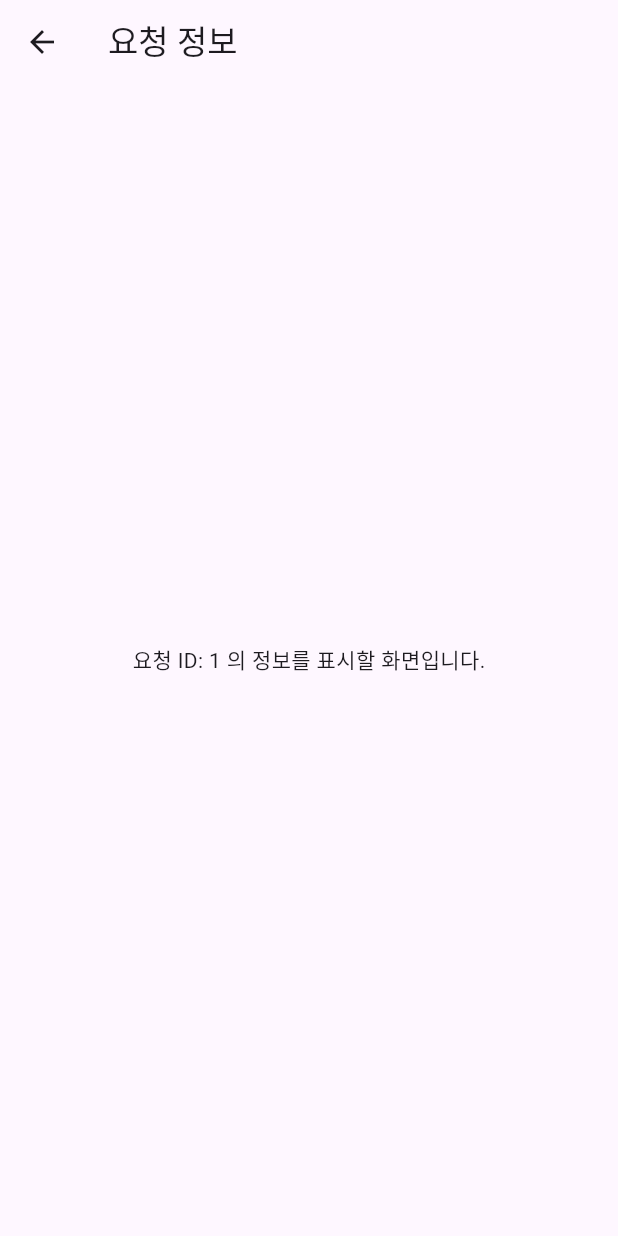
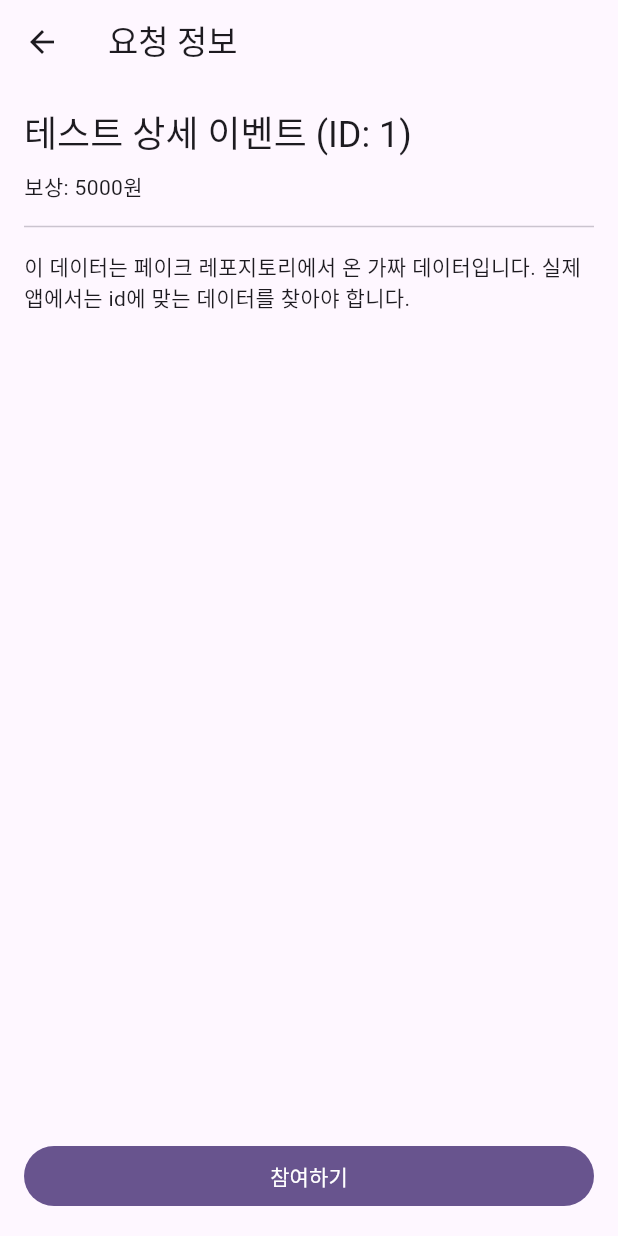
Before and after one commit to dev-DDIP/ddip-Flutter, a Flutter app: the screen it shows after launch, after a tap on "북문 타코야끼 트럭 왔나요?", on a phone screen of 412 x 824 dp. Run offline on Flutter 3.47's test engine with Material 3 defaults, Android fonts, the phone set to English and light mode, and no system bars; our stand-ins replace dio, flutter_riverpod, freezed_annotation, go_router.

Commit message:
feat(이벤트): 상세 정보 조회 기능 구현
피드 목록에서 특정 이벤트를 클릭했을 때, 해당 이벤트의 상세 정보를 조회하는 화면을 구현합니다.

- `EventViewScreen`을 생성하고 GoRouter에 상세 경로(`/feed/:eventId`)를 추가했습니다.
- `getDdipEventById` 유스케이스 및 레포지토리, 데이터 소스 로직을 구현하여 단일 이벤트 데이터를 가져올 수 있도록 했습니다.
- `DdipEventModel`에 `toEntity` 변환 메서드를 추가하여 계층 간 데이터 변환 로직을 완성했습니다.
- `eventViewProvider`를 통해 상세 화면의 상태(로딩, 성공, 에러)를 관리하고 UI에 연동했습니다.

```diff
--- a/lib/features/ddip_event/data/repositories/ddip_event_repository_impl.dart
+++ b/lib/features/ddip_event/data/repositories/ddip_event_repository_impl.dart
@@ -59,6 +59,12 @@ class DdipEventRepositoryImpl implements DdipEventRepository {
 
     return events;
   }
+
+  @override
+  Future<DdipEvent> getDdipEventById(String id) async {
+    final eventModel = await remoteDataSource.getDdipEventById(id);
+    return eventModel.toEntity();
+  }
 }
 
 /*
--- a/lib/features/ddip_event/data/repositories/fake_ddip_event_repository_impl.dart
+++ b/lib/features/ddip_event/data/repositories/fake_ddip_event_repository_impl.dart
@@ -31,4 +31,22 @@ class FakeDdipEventRepositoryImpl implements DdipEventRepository {
     await Future.delayed(const Duration(seconds: 2));
     return _ddipEvents;
   }
+
+  @override
+  Future<DdipEvent> getDdipEventById(String id) async {
+    // 실제 앱에서는 id를 사용해 _ddipEvents 리스트에서 해당 이벤트를 찾아 반환해야 하지만,
+    // 지금은 테스트용으로 항상 동일한 상세 데이터를 반환하도록 구현합니다.
+    await Future.delayed(const Duration(milliseconds: 300));
+    return DdipEvent(
+      id: id,
+      title: '테스트 상세 이벤트 (ID: $id)',
+      content: '이 데이터는 페이크 레포지토리에서 온 가짜 데이터입니다. 실제 앱에서는 id에 맞는 데이터를 찾아야 합니다.',
+      reward: 5000,
+      latitude: 35.891,
+      longitude: 128.613,
+      requesterId: 'fake_user',
+      status: 'open',
+      createdAt: DateTime.now().subtract(const Duration(days: 1)),
+    );
+  }
 }
--- a/lib/features/ddip_event/domain/repositories/ddip_event_repository.dart
+++ b/lib/features/ddip_event/domain/repositories/ddip_event_repository.dart
@@ -12,6 +12,9 @@ abstract class DdipEventRepository {
 
   // [추가] '띱 목록 가져오기' 기능 명세
   Future<List<DdipEvent>> getDdipEvents();
+
+  // 1. 아래 '계약'을 추가합니다.
+  Future<DdipEvent> getDdipEventById(String id);
 }
 
 /*
--- /dev/null
+++ b/lib/features/ddip_event/domain/usecases/get_ddip_event_by_id.dart
@@ -0,0 +1,23 @@
+import 'package:flutter_riverpod/flutter_riverpod.dart';
+import '../../presentation/creation/providers/ddip_creation_providers.dart';
+
+import '../entities/ddip_event.dart';
+import '../repositories/ddip_event_repository.dart';
+
+// 유스케이스: ID로 특정 띱 이벤트를 가져오는 단일 책임 클래스
+class GetDdipEventById {
+  final DdipEventRepository _repository;
+
+  GetDdipEventById(this._repository);
+
+  Future<DdipEvent> call(String id) async {
+    // 실제 작업은 레포지토리에 위임합니다.
+    return _repository.getDdipEventById(id);
+  }
+}
+
+// 이 유스케이스를 앱 전역에서 사용할 수 있도록 프로바이더를 생성합니다.
+final getDdipEventByIdUseCaseProvider = Provider<GetDdipEventById>((ref) {
+  final repository = ref.watch(ddipEventRepositoryProvider);
+  return GetDdipEventById(repository);
+});
--- /dev/null
+++ b/lib/features/ddip_event/presentation/view/providers/event_view_provider.dart
@@ -0,0 +1,22 @@
+import 'dart:async';
+
+import 'package:flutter_riverpod/flutter_riverpod.dart';
+import '../../../domain/entities/ddip_event.dart';
+import '../../../domain/usecases/get_ddip_event_by_id.dart';
+
+// 상세 화면의 상태(로딩, 데이터, 에러)를 관리하는 Notifier
+class EventViewNotifier extends AutoDisposeFamilyAsyncNotifier<DdipEvent, String> {
+  @override
+  FutureOr<DdipEvent> build(String eventId) async {
+    // 이 provider가 처음 호출될 때, 유스케이스를 통해 데이터를 가져옵니다.
+    // AutoDisposeFamilyAsyncNotifier를 사용하면 eventId를 파라미터로 받을 수 있습니다.
+    final getDdipEventById = ref.watch(getDdipEventByIdUseCaseProvider);
+    return getDdipEventById(eventId);
+  }
+}
+
+// Notifier를 제공하는 프로바이더
+final eventViewProvider =
+AsyncNotifierProvider.autoDispose.family<EventViewNotifier, DdipEvent, String>(
+      () => EventViewNotifier(),
+);
--- a/lib/features/ddip_event/presentation/view/screens/event_view_screen.dart
+++ b/lib/features/ddip_event/presentation/view/screens/event_view_screen.dart
@@ -1,8 +1,9 @@
 import 'package:flutter/material.dart';
 import 'package:flutter_riverpod/flutter_riverpod.dart';
+import '../providers/event_view_provider.dart'; // 방금 만든 프로바이더 import
 
 class EventViewScreen extends ConsumerWidget {
-  final int eventId;
+  final String eventId;
 
   const EventViewScreen({
     super.key,
@@ -11,13 +12,47 @@ class EventViewScreen extends ConsumerWidget {
 
   @override
   Widget build(BuildContext context, WidgetRef ref) {
+    // eventId에 해당하는 상세 데이터의 상태(state)를 감시(watch)합니다.
+    final eventState = ref.watch(eventViewProvider(eventId));
+
     return Scaffold(
       appBar: AppBar(
         title: const Text('요청 정보'),
       ),
-      body: Center(
-        child: Text('요청 ID: $eventId 의 정보를 표시할 화면입니다.'),
-      ),
+      // AsyncValue의 when을 사용하면 로딩/에러/성공 상태를 깔끔하게 처리할 수 있습니다.
+      body: eventState.when(
+        loading: () => const Center(
+          child: CircularProgressIndicator(),
+        ),
+        error: (error, stackTrace) => Center(
+          child: Text('오류가 발생했습니다: $error'),
+        ),
+        data: (event) {
+          return Padding(
+            padding: const EdgeInsets.all(16.0),
+            child: Column(
+              crossAxisAlignment: CrossAxisAlignment.start,
+              children: [
+                Text(event.title, style: Theme.of(context).textTheme.headlineSmall),
+                const SizedBox(height: 8),
+                Text('보상: ${event.reward}원'),
+                const Divider(height: 32),
+                Text(event.content),
+                const Spacer(),
+                SizedBox(
+                  width: double.infinity,
+                  child: FilledButton(
+                    onPressed: () {
+                      // Todo: 여기에 이벤트 참여 로직을 추가합니다.
+                    },
+                    child: const Text('참여하기'),
+                ),
+                ),
+              ],
+            ),
+          );
+        }
+      )
     );
   }
 }
--- a/lib/main.dart
+++ b/lib/main.dart
@@ -33,7 +33,7 @@ final GoRouter _router = GoRouter(
           path: ':eventId', // /feed/123 과 같은 동적 경로
           builder: (context, state) {
             // state.pathParameters를 통해 경로의 파라미터를 가져옵니다.
-            final eventId = int.tryParse(state.pathParameters['eventId'] ?? '') ?? 0;
+            final eventId = state.pathParameters['eventId'] ?? '0'; // id가 없는 경우 기본값
             return EventViewScreen(eventId: eventId);
           },
         ),
```
Also changed, not shown: lib/features/ddip_event/data/datasources/ddip_event_remote_data_source.dart (+11 -0 lines), lib/features/ddip_event/data/models/ddip_event_model.dart (+20 -0 lines), lib/features/ddip_event/data/models/ddip_event_model.freezed.dart.
